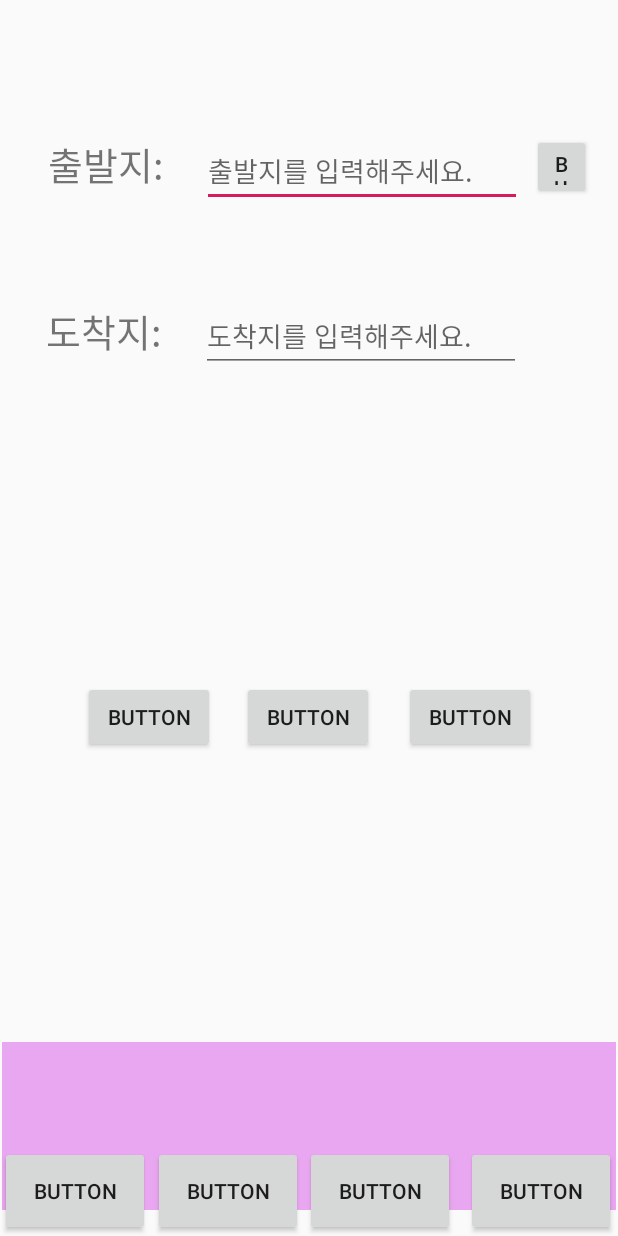
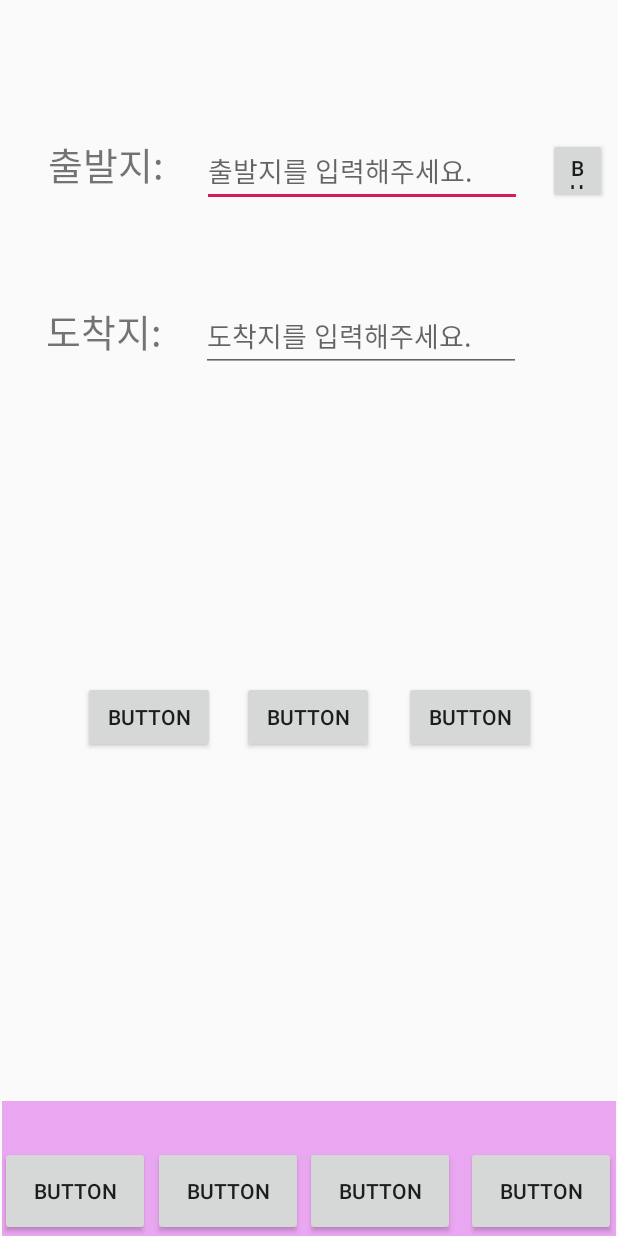
Before and after one commit to hongmon1/SpringTiger, an Android app: the layout activity_navi.xml on its own in the app's theme, with its tools: preview values and no code run, on a phone screen of 412 x 824 dp. Run offline under Robolectric (Android 15) with nearby library versions, the phone set to English and light mode, and no system bars.

Commit message:
Navi
매니패스트에 변화가 있어

```diff
--- /dev/null
+++ b/app/src/main/java/com/example/springtigersapp/View/LogoActivity.java
@@ -0,0 +1,6 @@
+package com.example.springtigersapp.View;
+
+import androidx.appcompat.app.AppCompatActivity;
+
+public class LogoActivity extends AppCompatActivity {
+}
--- /dev/null
+++ b/app/src/main/java/com/example/springtigersapp/View/NaviActivity.java
@@ -0,0 +1,6 @@
+package com.example.springtigersapp.View;
+
+import androidx.appcompat.app.AppCompatActivity;
+
+public class NaviActivity extends AppCompatActivity {
+}
--- a/app/src/main/res/layout/activity_navi.xml
+++ b/app/src/main/res/layout/activity_navi.xml
@@ -107,35 +107,16 @@
         app:layout_constraintTop_toTopOf="parent"
         app:layout_constraintVertical_bias="0.587" />
 
-    <FrameLayout
-        android:id="@+id/frameLayout"
-        android:layout_width="419dp"
-        android:layout_height="610dp"
-        android:layout_marginStart="8dp"
-        android:layout_marginTop="8dp"
-        android:layout_marginBottom="8dp"
-        app:layout_constraintBottom_toBottomOf="parent"
-        app:layout_constraintEnd_toEndOf="parent"
-        app:layout_constraintHorizontal_bias="0.9"
-        app:layout_constraintStart_toStartOf="parent"
-        app:layout_constraintTop_toTopOf="parent"
-        app:layout_constraintVertical_bias="0.0">
-
-    </FrameLayout>
-
     <androidx.appcompat.widget.Toolbar
         android:id="@+id/toolbar3"
         android:layout_width="409dp"
-        android:layout_height="112dp"
-        android:layout_marginTop="8dp"
+        android:layout_height="90dp"
         android:background="#EAA7F1"
         android:minHeight="?attr/actionBarSize"
         android:theme="?attr/actionBarTheme"
         app:layout_constraintBottom_toBottomOf="parent"
         app:layout_constraintEnd_toEndOf="parent"
-        app:layout_constraintStart_toStartOf="parent"
-        app:layout_constraintTop_toBottomOf="@+id/frameLayout"
-        app:layout_constraintVertical_bias="0.8" />
+        app:layout_constraintStart_toStartOf="parent" />
 
     <Button
         android:id="@+id/button4"
@@ -171,29 +152,23 @@
         android:layout_width="100dp"
         android:layout_height="60dp"
         android:layout_marginStart="8dp"
-        android:layout_marginTop="8dp"
         android:layout_marginEnd="8dp"
         android:text="Button"
         app:layout_constraintBottom_toBottomOf="parent"
         app:layout_constraintEnd_toEndOf="parent"
         app:layout_constraintHorizontal_bias="0.66"
-        app:layout_constraintStart_toStartOf="@+id/button4"
-        app:layout_constraintTop_toTopOf="@+id/frameLayout"
-        app:layout_constraintVertical_bias="1.0" />
+        app:layout_constraintStart_toStartOf="@+id/button4" />
 
     <Button
         android:id="@+id/button7"
         android:layout_width="100dp"
         android:layout_height="60dp"
         android:layout_marginStart="8dp"
-        android:layout_marginTop="8dp"
         android:text="Button"
         app:layout_constraintBottom_toBottomOf="parent"
         app:layout_constraintEnd_toEndOf="@+id/toolbar3"
         app:layout_constraintHorizontal_bias="1.0"
-        app:layout_constraintStart_toStartOf="@+id/button4"
-        app:layout_constraintTop_toTopOf="@+id/frameLayout"
-        app:layout_constraintVertical_bias="1.0" />
+        app:layout_constraintStart_toStartOf="@+id/button4" />
 
     <Button
         android:id="@+id/button8"
@@ -205,8 +180,8 @@
         android:text="Button"
         app:layout_constraintBottom_toBottomOf="parent"
         app:layout_constraintEnd_toEndOf="parent"
-        app:layout_constraintHorizontal_bias="0.95"
+        app:layout_constraintHorizontal_bias="0.98"
         app:layout_constraintStart_toStartOf="parent"
-        app:layout_constraintTop_toTopOf="@+id/frameLayout"
-        app:layout_constraintVertical_bias="0.097" />
+        app:layout_constraintTop_toTopOf="parent"
+        app:layout_constraintVertical_bias="0.11" />
 </androidx.constraintlayout.widget.ConstraintLayout>
```
Also changed, not shown: app/src/main/AndroidManifest.xml (+9 -3 lines), app/src/main/java/com/example/springtigersapp/Model/Navi.java (+30 -24 lines).
